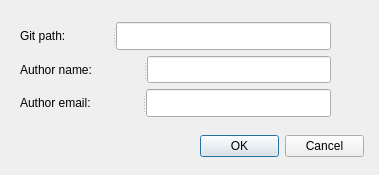
The window that configure.ui (bdenne2/gitit) describes before a commit, drawn with Qt 5.
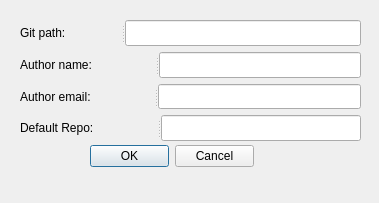
The same window after the commit.

Commit message: added default repo config

Diff of the .ui file:
```diff
--- a/configure.ui
+++ b/configure.ui
@@ -7,7 +7,7 @@
     <x>0</x>
     <y>0</y>
     <width>379</width>
-    <height>175</height>
+    <height>203</height>
    </rect>
   </property>
   <property name="windowTitle">
@@ -16,8 +16,8 @@
   <widget class="QDialogButtonBox" name="buttonBox">
    <property name="geometry">
     <rect>
-     <x>200</x>
-     <y>130</y>
+     <x>90</x>
+     <y>140</y>
      <width>164</width>
      <height>32</height>
     </rect>
@@ -33,9 +33,9 @@
    <property name="geometry">
     <rect>
      <x>20</x>
-     <y>22</y>
-     <width>311</width>
-     <height>95</height>
+     <y>20</y>
+     <width>341</width>
+     <height>121</height>
     </rect>
    </property>
    <layout class="QVBoxLayout" name="verticalLayout">
@@ -81,6 +81,19 @@
       <widget class="QLineEdit" name="authorEmailLineEdit"/>
      </widget>
     </item>
+    <item>
+     <widget class="QSplitter" name="splitter_4">
+      <property name="orientation">
+       <enum>Qt::Horizontal</enum>
+      </property>
+      <widget class="QLabel" name="label_4">
+       <property name="text">
+        <string>Default Repo:</string>
+       </property>
+      </widget>
+      <widget class="QLineEdit" name="defaultRepoLineEdit"/>
+     </widget>
+    </item>
    </layout>
   </widget>
  </widget>
```
The commit also changes 4 other files.
